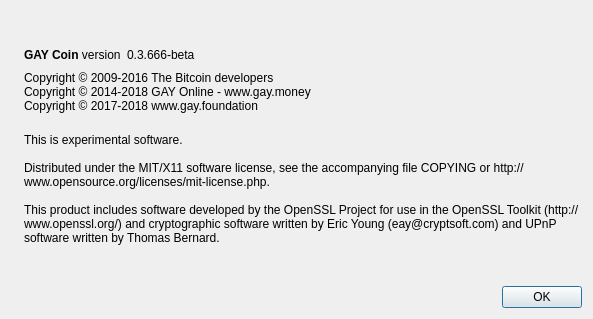
Above: src/qt/forms/aboutdialog.ui from Gaycoins/GAYcoin-Online before the change. Below: the same form after it.
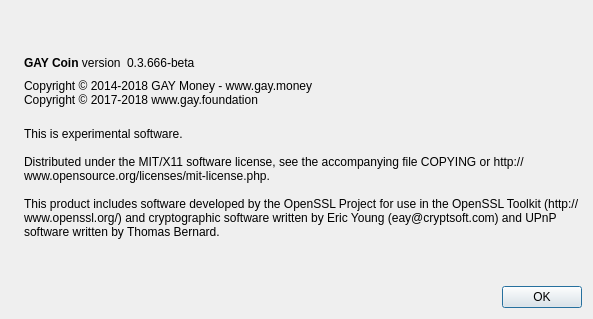
That is the form after the change. Icons and pictures are not drawn.

Diff of the .ui file:
```diff
--- a/src/qt/forms/aboutdialog.ui
+++ b/src/qt/forms/aboutdialog.ui
@@ -91,8 +91,7 @@
         <cursorShape>IBeamCursor</cursorShape>
        </property>
        <property name="text">
-        <string>Copyright © 2009-2016 The Bitcoin developers
-Copyright © 2014-2018 GAY Online - www.gay.money
+        <string>Copyright © 2014-2018 GAY Money - www.gay.money
 Copyright © 2017-2018 www.gay.foundation</string>
        </property>
        <property name="textInteractionFlags">
```
